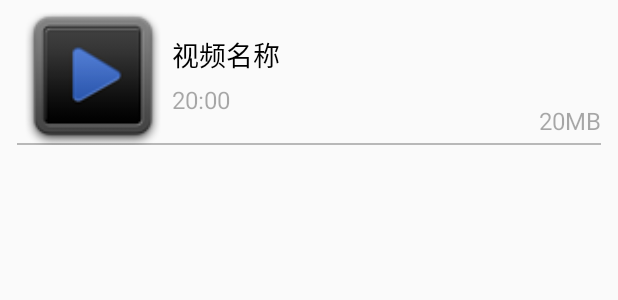
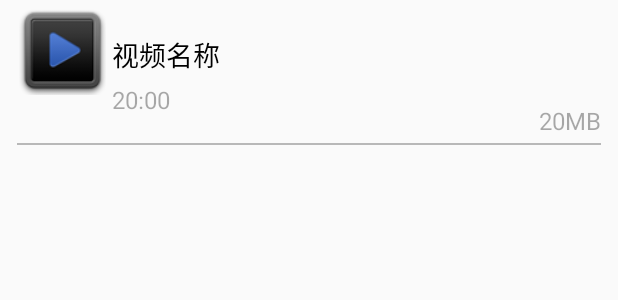
Before and after one commit to fucang/MobilePlayer, an Android app: the layout item_video_pager.xml on its own in the app's theme, with its tools: preview values and no code run, on a phone screen of 412 x 824 dp. Shown: the top 300 px of the screen. Run offline under Robolectric (Android 15) with nearby library versions, the phone set to English and light mode, and no system bars.

```diff
--- a/app/src/main/res/layout/item_video_pager.xml
+++ b/app/src/main/res/layout/item_video_pager.xml
@@ -8,8 +8,8 @@
         android:id="@+id/iv_icon"
         android:src="@drawable/video_default_icon"
         android:layout_marginLeft="8dp"
-        android:layout_width="100dp"
-        android:layout_height="100dp" />
+        android:layout_width="60dp"
+        android:layout_height="60dp" />
 
     <LinearLayout
         android:layout_marginLeft="3dp"
--- a/app/src/main/res/layout/video_pager.xml
+++ b/app/src/main/res/layout/video_pager.xml
@@ -4,6 +4,7 @@
     android:layout_height="match_parent">
 
     <ListView
+        android:divider="@null"
         android:id="@+id/listview"
         android:layout_width="match_parent"
         android:layout_height="match_parent"/>
```
Also changed, not shown: app/src/main/java/com/fucang/mobileplayer/adapter/VideoPagerAdapter.java (added, +79 -0 lines), app/src/main/java/com/fucang/mobileplayer/page/VideoPager.java (+19 -57 lines).
